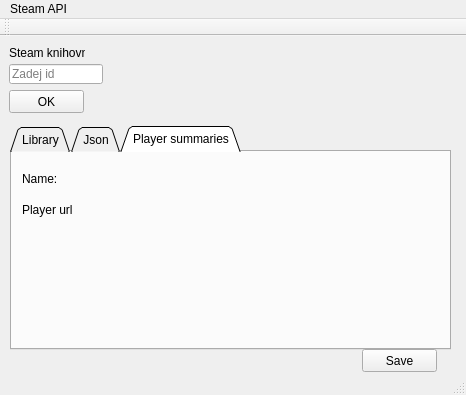
Old version of the form steam_api/mainwindow.ui in the repository chodec/steam_api.
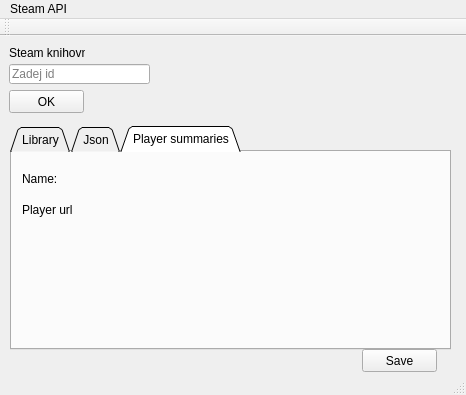
New version of the form. The open tabs and pages were chosen to show the change. Icons and pictures are not drawn.

What changed in the file:
```diff
--- a/steam_api/mainwindow.ui
+++ b/steam_api/mainwindow.ui
@@ -115,10 +115,10 @@
      <widget class="QLabel" name="label_photo">
       <property name="geometry">
        <rect>
-        <x>180</x>
-        <y>130</y>
-        <width>47</width>
-        <height>13</height>
+        <x>100</x>
+        <y>80</y>
+        <width>181</width>
+        <height>111</height>
        </rect>
       </property>
       <property name="text">
@@ -130,8 +130,8 @@
        <rect>
         <x>50</x>
         <y>20</y>
-        <width>47</width>
-        <height>13</height>
+        <width>351</width>
+        <height>16</height>
        </rect>
       </property>
       <property name="text">
@@ -143,8 +143,8 @@
        <rect>
         <x>70</x>
         <y>50</y>
-        <width>47</width>
-        <height>13</height>
+        <width>351</width>
+        <height>16</height>
        </rect>
       </property>
       <property name="text">
@@ -171,7 +171,7 @@
      <rect>
       <x>9</x>
       <y>28</y>
-      <width>94</width>
+      <width>141</width>
       <height>20</height>
      </rect>
     </property>
```
Left out of the diff: 2 changed lines with no effect on the pictures.
